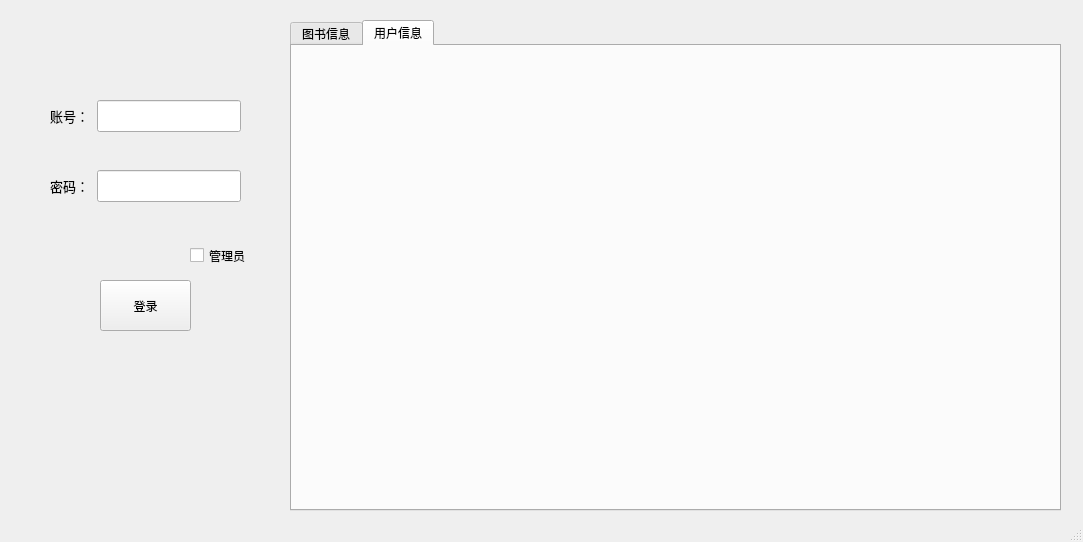
Old version of the form mainwindow.ui in the repository channile/LibrarySystem.
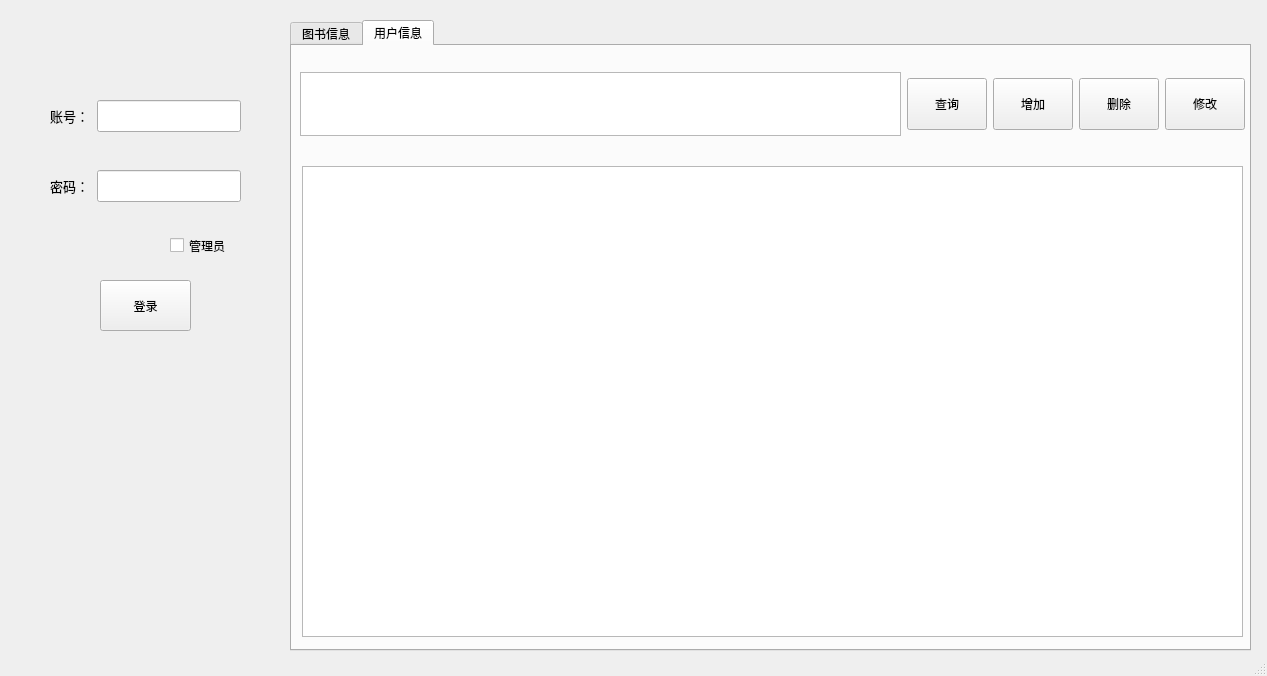
New version of the form. The open tabs and pages were chosen to show the change.

The edit to the form file:
```diff
--- a/mainwindow.ui
+++ b/mainwindow.ui
@@ -6,8 +6,8 @@
    <rect>
     <x>0</x>
     <y>0</y>
-    <width>1083</width>
-    <height>542</height>
+    <width>1267</width>
+    <height>676</height>
    </rect>
   </property>
   <property name="windowTitle">
@@ -30,8 +30,8 @@
    <widget class="QCheckBox" name="checkBox">
     <property name="geometry">
      <rect>
-      <x>190</x>
-      <y>240</y>
+      <x>170</x>
+      <y>230</y>
       <width>71</width>
       <height>31</height>
      </rect>
@@ -45,8 +45,8 @@
      <rect>
       <x>290</x>
       <y>20</y>
-      <width>771</width>
-      <height>491</height>
+      <width>961</width>
+      <height>631</height>
      </rect>
     </property>
     <property name="currentIndex">
@@ -205,6 +205,108 @@
      <attribute name="title">
       <string>用户信息</string>
      </attribute>
+     <widget class="QTableWidget" name="tableWidget_2">
+      <property name="geometry">
+       <rect>
+        <x>10</x>
+        <y>120</y>
+        <width>941</width>
+        <height>471</height>
+       </rect>
+      </property>
+     </widget>
+     <widget class="QWidget" name="horizontalLayoutWidget_4">
+      <property name="geometry">
+       <rect>
+        <x>0</x>
+        <y>10</y>
+        <width>961</width>
+        <height>96</height>
+       </rect>
+      </property>
+      <layout class="QHBoxLayout" name="horizontalLayout_4">
+       <property name="sizeConstraint">
+        <enum>QLayout::SetMinAndMaxSize</enum>
+       </property>
+       <property name="leftMargin">
+        <number>8</number>
+       </property>
+       <property name="topMargin">
+        <number>16</number>
+       </property>
+       <property name="rightMargin">
+        <number>8</number>
+       </property>
+       <property name="bottomMargin">
+        <number>16</number>
+       </property>
+       <item>
+        <widget class="QPlainTextEdit" name="plainTextEdit_2">
+         <property name="minimumSize">
+          <size>
+           <width>88</width>
+           <height>32</height>
+          </size>
+         </property>
+        </widget>
+       </item>
+       <item>
+        <widget class="QPushButton" name="check_button_2">
+         <property name="minimumSize">
+          <size>
+           <width>24</width>
+           <height>52</height>
+          </size>
+         </property>
+         <property name="layoutDirection">
+          <enum>Qt::LeftToRight</enum>
+         </property>
+         <property name="text">
+          <string>查询</string>
+         </property>
+        </widget>
+       </item>
+       <item>
+        <widget class="QPushButton" name="add_button_2">
+         <property name="minimumSize">
+          <size>
+           <width>24</width>
+           <height>52</height>
+          </size>
+         </property>
+         <property name="text">
+          <string>增加</string>
+         </property>
+        </widget>
+       </item>
+       <item>
+        <widget class="QPushButton" name="del_button_2">
+         <property name="minimumSize">
+          <size>
+           <width>24</width>
+           <height>52</height>
+          </size>
+         </property>
+         <property name="text">
+          <string>删除</string>
+         </property>
+        </widget>
+       </item>
+       <item>
+        <widget class="QPushButton" name="edit_button_2">
+         <property name="minimumSize">
+          <size>
+           <width>24</width>
+           <height>52</height>
+          </size>
+         </property>
+         <property name="text">
+          <string>修改</string>
+         </property>
+        </widget>
+       </item>
+      </layout>
+     </widget>
     </widget>
    </widget>
    <widget class="QWidget" name="horizontalLayoutWidget">
```
Left out of the diff: 50 changed lines with no effect on the pictures.
